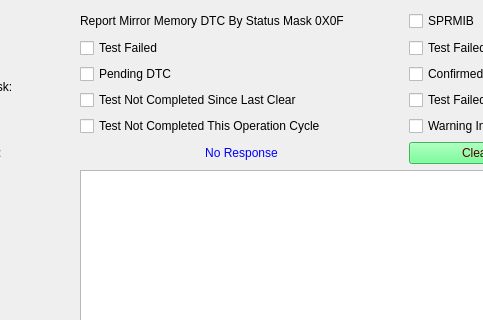
This is SID_19_0F.ui in VicharaVandana/ProxiCan as Qt 5 draws it before an edit; both pictures show x 95 to 578 and y 0 to 320 of the 839 by 632 pixel window. The edited form follows.
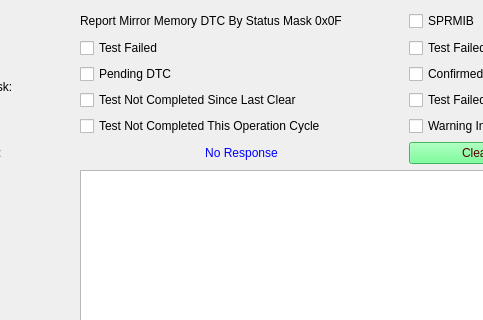
This is the edited form.

Patch:
```diff
--- a/SID_19_0F.ui
+++ b/SID_19_0F.ui
@@ -248,7 +248,7 @@
     <item row="0" column="1" colspan="2">
      <widget class="QLabel" name="subFunction_Name">
       <property name="text">
-       <string>Report Mirror Memory DTC By Status Mask 0X0F</string>
+       <string>Report Mirror Memory DTC By Status Mask 0x0F</string>
       </property>
      </widget>
     </item>
```
Left out of the diff: 2 changed lines with no effect on the pictures.
